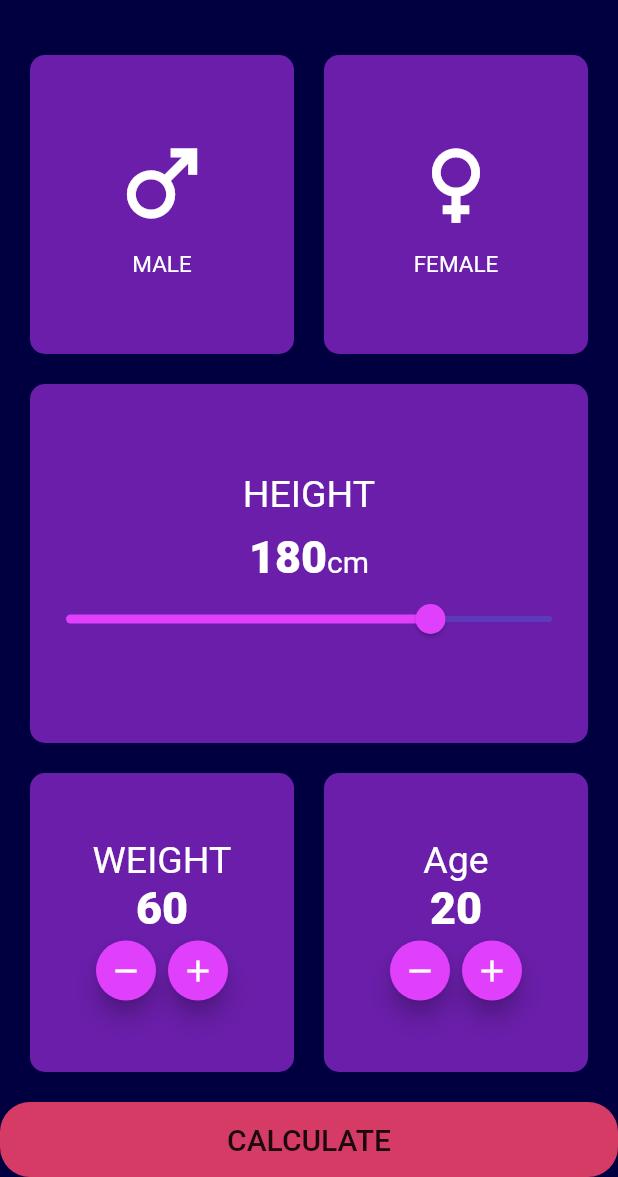
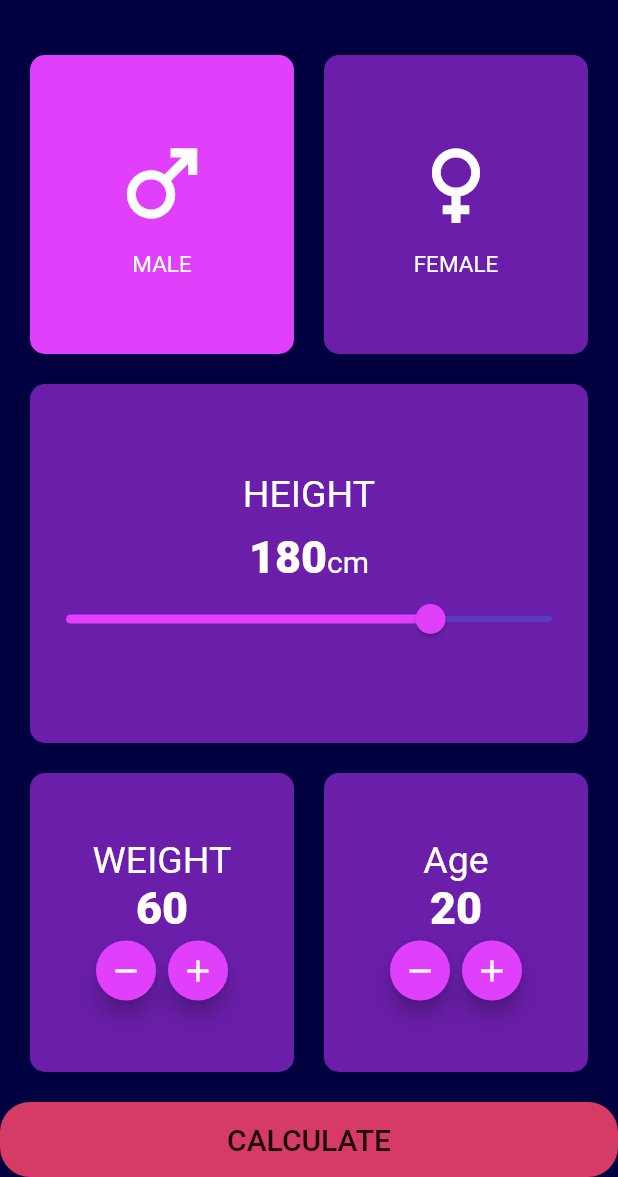
Before and after one commit to MostafaRadian/BMI_Calculator, a Flutter app: the screen it shows after launch, on a phone screen of 412 x 824 dp, the part 59-1236 px from its top. Run offline on Flutter 3.47's test engine with Material 2 defaults, Android fonts, the phone set to English and light mode, and no system bars.

Commit message:
making toggle action between first two buttons

```diff
--- a/lib/bmi_cal_screen.dart
+++ b/lib/bmi_cal_screen.dart
@@ -11,7 +11,9 @@ class _BmiScreenState extends State<BmiScreen> {
   double height = 180;
   int weight = 60;
   int age = 20;
-  bool gender = true; //true =  male, false = female
+  bool gender = true;
+  var tapColor =
+      const Color.fromARGB(220, 123, 35, 187); //true =  male, false = female
   @override
   Widget build(BuildContext context) {
     return Scaffold(
@@ -30,10 +32,18 @@ class _BmiScreenState extends State<BmiScreen> {
                 child: Row(
                   children: [
                     Expanded(
+                      child: GestureDetector(
+                        onTap: () {
+                          setState(() {
+                            gender = true;
+                          });
+                        },
                         child: Container(
                           decoration: BoxDecoration(
                               borderRadius: BorderRadius.circular(10),
-                            color: const Color.fromARGB(220, 123, 35, 187)),
+                              color: gender
+                                  ? Colors.purpleAccent
+                                  : const Color.fromARGB(220, 123, 35, 187)),
                           child: const Column(
                             mainAxisAlignment: MainAxisAlignment.center,
                             children: [
@@ -56,14 +66,23 @@ class _BmiScreenState extends State<BmiScreen> {
                           ),
                         ),
                       ),
+                    ),
                     const SizedBox(
                       width: 20,
                     ),
                     Expanded(
+                      child: GestureDetector(
+                        onTap: () {
+                          setState(() {
+                            gender = false;
+                          });
+                        },
                         child: Container(
                           decoration: BoxDecoration(
                               borderRadius: BorderRadius.circular(10),
-                            color: const Color.fromARGB(220, 123, 35, 187)),
+                              color: !gender
+                                  ? Colors.purpleAccent
+                                  : const Color.fromARGB(220, 123, 35, 187)),
                           child: const Column(
                             mainAxisAlignment: MainAxisAlignment.center,
                             children: [
@@ -83,6 +102,7 @@ class _BmiScreenState extends State<BmiScreen> {
                                 ),
                               )
                             ],
+                          ),
                         ),
                       ),
                     )
```
Lines whose indentation alone changed are shown as unchanged.
